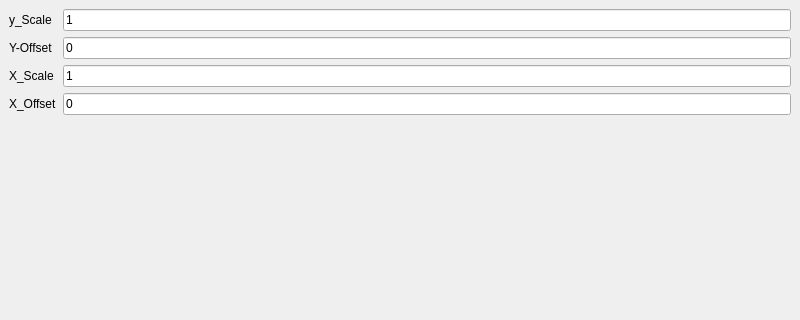
Before: the Qt Designer form ui/main_window.ui in Archangel4148/Population-Chaos, drawn with Qt 5; both pictures show x 0 to 800 and y 0 to 320 of the 800 by 600 pixel window.
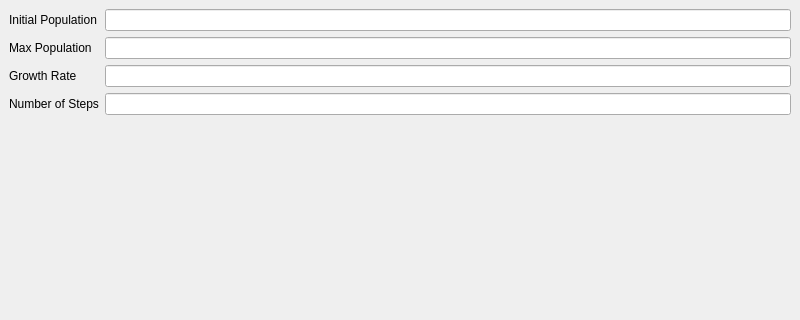
After: the same form once the commit is applied.

Commit message: Implemented logistic population model

```diff
--- a/ui/main_window.ui
+++ b/ui/main_window.ui
@@ -24,56 +24,56 @@
           <item row="1" column="0">
            <widget class="QLabel" name="label">
             <property name="text">
-             <string>y_Scale</string>
+             <string>Initial Population</string>
             </property>
            </widget>
           </item>
           <item row="1" column="1">
            <widget class="QLineEdit" name="y_scale_line_edit">
             <property name="text">
-             <string>1</string>
+             <string/>
             </property>
            </widget>
           </item>
           <item row="2" column="0">
            <widget class="QLabel" name="label_2">
             <property name="text">
-             <string>Y-Offset</string>
+             <string>Max Population</string>
             </property>
            </widget>
           </item>
           <item row="2" column="1">
            <widget class="QLineEdit" name="y_offset_line_edit">
             <property name="text">
-             <string>0</string>
+             <string/>
             </property>
            </widget>
           </item>
           <item row="3" column="0">
            <widget class="QLabel" name="label_3">
             <property name="text">
-             <string>X_Scale</string>
+             <string>Growth Rate</string>
+            </property>
+           </widget>
+          </item>
+          <item row="3" column="1">
+           <widget class="QLineEdit" name="growth_rate_line_edit">
+            <property name="text">
+             <string/>
             </property>
            </widget>
           </item>
           <item row="4" column="0">
            <widget class="QLabel" name="label_4">
             <property name="text">
-             <string>X_Offset</string>
-            </property>
-           </widget>
-          </item>
-          <item row="3" column="1">
-           <widget class="QLineEdit" name="x_scale_line_edit">
-            <property name="text">
-             <string>1</string>
+             <string>Number of Steps</string>
             </property>
            </widget>
           </item>
           <item row="4" column="1">
            <widget class="QLineEdit" name="x_offset_line_edit">
             <property name="text">
-             <string>0</string>
+             <string/>
             </property>
            </widget>
           </item>
```
Left out of the diff: 8 changed lines with no effect on the pictures. The commit also changes 3 other files.
